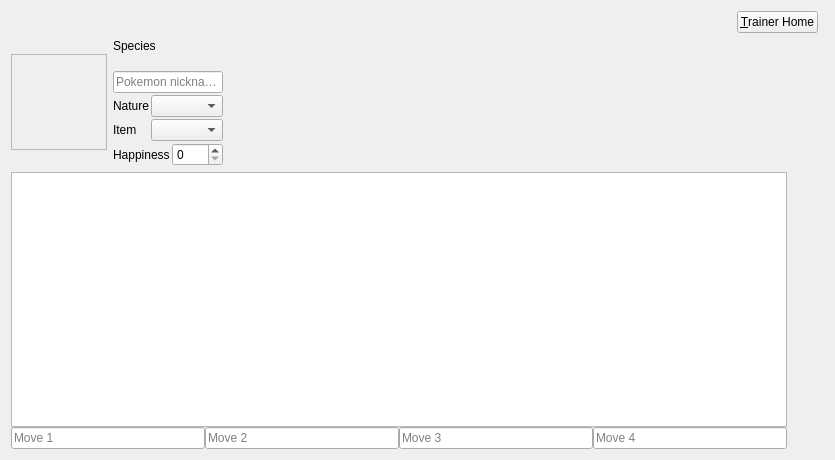
Old version of the form src/Teambuilder/pokeedit.ui in the repository po-devs/pokemon-online.
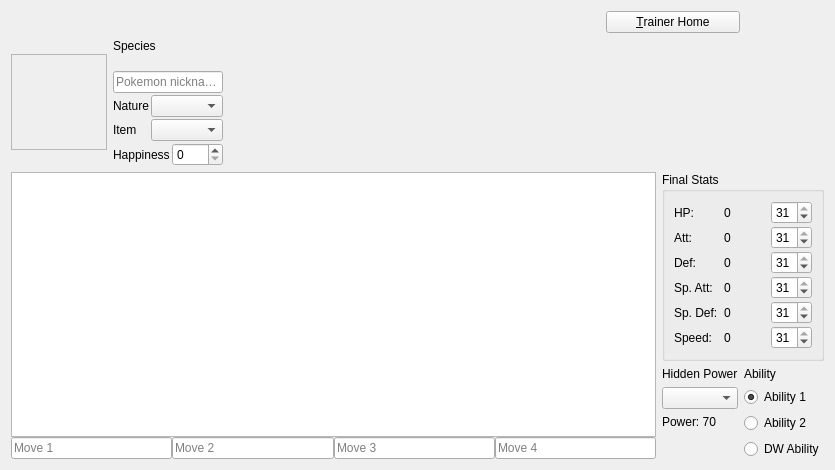
New version of the form. Custom widgets are drawn as their Qt base class.

Commit message: added ability, IV in UI

```diff
--- a/src/Teambuilder/pokeedit.ui
+++ b/src/Teambuilder/pokeedit.ui
@@ -181,7 +181,252 @@
     <widget class="EvBox" name="evbox" native="true"/>
    </item>
    <item row="2" column="5" colspan="2">
-    <layout class="QGridLayout" name="gridLayout"/>
+    <layout class="QGridLayout" name="gridLayout">
+     <item row="0" column="0" colspan="2">
+      <widget class="QGroupBox" name="finalStats">
+       <property name="title">
+        <string>Final Stats</string>
+       </property>
+       <layout class="QGridLayout" name="gridLayout_4">
+        <property name="verticalSpacing">
+         <number>2</number>
+        </property>
+        <property name="leftMargin">
+         <number>9</number>
+        </property>
+        <property name="rightMargin">
+         <number>9</number>
+        </property>
+        <item row="0" column="0">
+         <widget class="QLabel" name="hpivdesc">
+          <property name="text">
+           <string>HP:</string>
+          </property>
+         </widget>
+        </item>
+        <item row="0" column="1">
+         <widget class="QLabel" name="hpivlabel">
+          <property name="text">
+           <string>0</string>
+          </property>
+         </widget>
+        </item>
+        <item row="1" column="0">
+         <widget class="QLabel" name="attivdesc">
+          <property name="text">
+           <string>Att:</string>
+          </property>
+         </widget>
+        </item>
+        <item row="1" column="1">
+         <widget class="QLabel" name="attivlabel">
+          <property name="text">
+           <string>0</string>
+          </property>
+         </widget>
+        </item>
+        <item row="2" column="0">
+         <widget class="QLabel" name="defivdesc">
+          <property name="text">
+           <string>Def:</string>
+          </property>
+         </widget>
+        </item>
+        <item row="2" column="1">
+         <widget class="QLabel" name="defivlabel">
+          <property name="text">
+           <string>0</string>
+          </property>
+         </widget>
+        </item>
+        <item row="3" column="0">
+         <widget class="QLabel" name="spattivdesc">
+          <property name="text">
+           <string>Sp. Att:</string>
+          </property>
+         </widget>
+        </item>
+        <item row="3" column="1">
+         <widget class="QLabel" name="spattivlabel">
+          <property name="text">
+           <string>0</string>
+          </property>
+         </widget>
+        </item>
+        <item row="4" column="0">
+         <widget class="QLabel" name="spdefivdesc">
+          <property name="text">
+           <string>Sp. Def:</string>
+          </property>
+         </widget>
+        </item>
+        <item row="4" column="1">
+         <widget class="QLabel" name="spdefivlabel">
+          <property name="text">
+           <string>0</string>
+          </property>
+         </widget>
+        </item>
+        <item row="5" column="0">
+         <widget class="QLabel" name="speedivdesc">
+          <property name="text">
+           <string>Speed:</string>
+          </property>
+         </widget>
+        </item>
+        <item row="5" column="1">
+         <widget class="QLabel" name="speedivlabel">
+          <property name="text">
+           <string>0</string>
+          </property>
+         </widget>
+        </item>
+        <item row="0" column="2">
+         <widget class="QSpinBox" name="hpivspin">
+          <property name="maximum">
+           <number>31</number>
+          </property>
+          <property name="value">
+           <number>31</number>
+          </property>
+         </widget>
+        </item>
+        <item row="1" column="2">
+         <widget class="QSpinBox" name="attivspin">
+          <property name="maximum">
+           <number>31</number>
+          </property>
+          <property name="value">
+           <number>31</number>
+          </property>
+         </widget>
+        </item>
+        <item row="2" column="2">
+         <widget class="QSpinBox" name="defivspin">
+          <property name="maximum">
+           <number>31</number>
+          </property>
+          <property name="value">
+           <number>31</number>
+          </property>
+         </widget>
+        </item>
+        <item row="3" column="2">
+         <widget class="QSpinBox" name="spattivspin">
+          <property name="maximum">
+           <number>31</number>
+          </property>
+          <property name="value">
+           <number>31</number>
+          </property>
+         </widget>
+        </item>
+        <item row="4" column="2">
+         <widget class="QSpinBox" name="spdefivspin">
+          <property name="maximum">
+           <number>31</number>
+          </property>
+          <property name="value">
+           <number>31</number>
+          </property>
+         </widget>
+        </item>
+        <item row="5" column="2">
+         <widget class="QSpinBox" name="speedivspin">
+          <property name="maximum">
+           <number>31</number>
+          </property>
+          <property name="value">
+           <number>31</number>
+          </property>
+         </widget>
+        </item>
+       </layout>
+      </widget>
+     </item>
+     <item row="1" column="0">
+      <layout class="QVBoxLayout" name="verticalLayout_2">
+       <item>
+        <widget class="QLabel" name="hiddenPowerTitle">
+         <property name="text">
+          <string>Hidden Power</string>
+         </property>
+        </widget>
+       </item>
+       <item>
+        <widget class="QComboBox" name="hiddenPowerType"/>
+       </item>
+       <item>
+        <widget class="QLabel" name="hiddenPowerPower">
+         <property name="text">
+          <string>Power: 70</string>
+         </property>
+        </widget>
+       </item>
+       <item>
+        <spacer name="verticalSpacer_2">
+         <property name="orientation">
+          <enum>Qt::Vertical</enum>
+         </property>
+         <property name="sizeHint" stdset="0">
+          <size>
+           <width>20</width>
+           <height>40</height>
+          </size>
+         </property>
+        </spacer>
+       </item>
+      </layout>
+     </item>
+     <item row="1" column="1">
+      <layout class="QVBoxLayout" name="verticalLayout_3">
+       <item>
+        <widget class="QLabel" name="abilityTitle">
+         <property name="text">
+          <string>Ability</string>
+         </property>
+        </widget>
+       </item>
+       <item>
+        <widget class="QRadioButton" name="ability1">
+         <property name="text">
+          <string>Ability 1</string>
+         </property>
+         <property name="checked">
+          <bool>true</bool>
+         </property>
+        </widget>
+       </item>
+       <item>
+        <widget class="QRadioButton" name="ability2">
+         <property name="text">
+          <string>Ability 2</string>
+         </property>
+        </widget>
+       </item>
+       <item>
+        <widget class="QRadioButton" name="ability3">
+         <property name="text">
+          <string>DW Ability</string>
+         </property>
+        </widget>
+       </item>
+       <item>
+        <spacer name="verticalSpacer">
+         <property name="orientation">
+          <enum>Qt::Vertical</enum>
+         </property>
+         <property name="sizeHint" stdset="0">
+          <size>
+           <width>20</width>
+           <height>40</height>
+          </size>
+         </property>
+        </spacer>
+       </item>
+      </layout>
+     </item>
+    </layout>
    </item>
    <item row="0" column="6" rowspan="2">
     <widget class="PokeLevelSettings" name="levelSettings"/>
```
